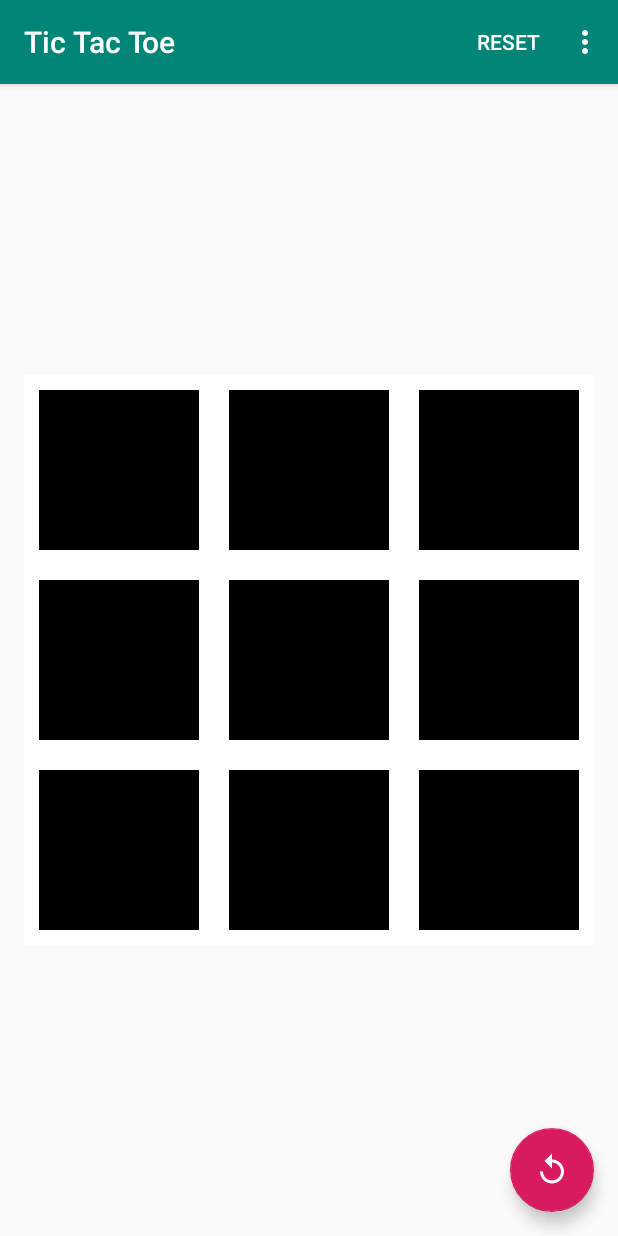
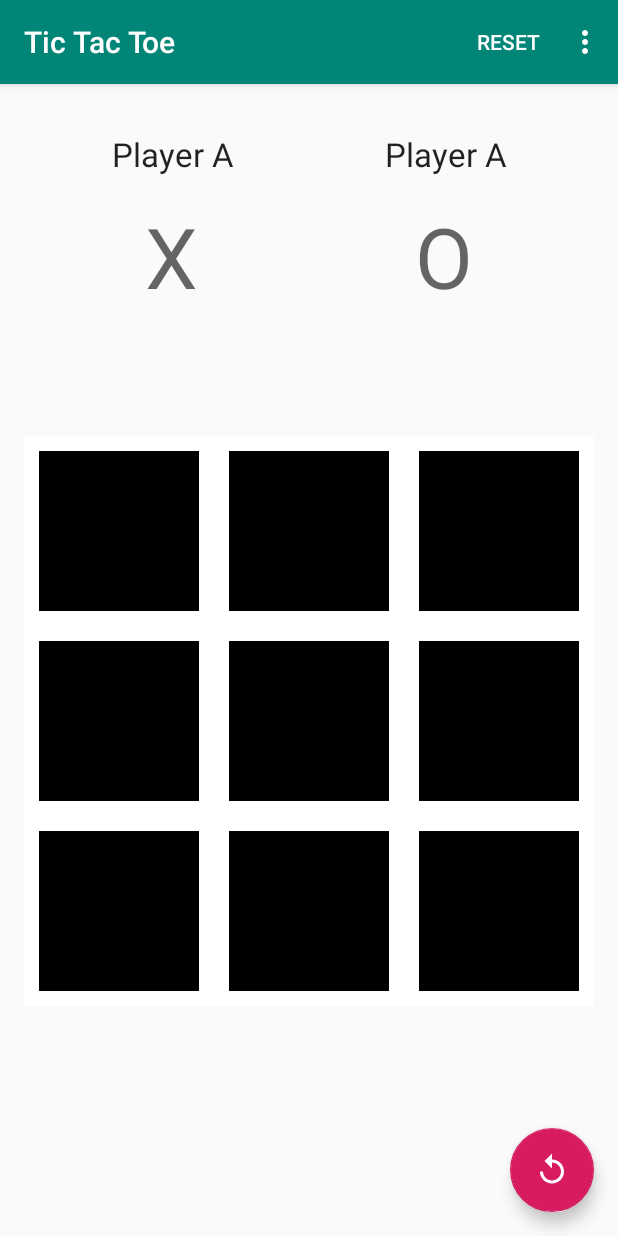
Before and after one commit to SalaiPraga/SOP-3-TTT, an Android app: the screen it shows after launch (MainActivity), on a phone screen of 412 x 824 dp. Run offline under Robolectric (Android 15) with nearby library versions, the phone set to English and light mode, and no system bars; our stand-ins replace Firebase (no records; nobody signed in at launch, a user with empty details on screens opened directly); libraries missing offline, so code that uses them is left out: com.firebase.ui; 1 statement that could not run was skipped.

Commit message:
added feature to include names of players

```diff
--- a/app/src/main/java/com/example/tictactoe/MainActivity.kt
+++ b/app/src/main/java/com/example/tictactoe/MainActivity.kt
@@ -9,15 +9,19 @@ import com.firebase.ui.auth.AuthUI
 import com.google.firebase.auth.FirebaseAuth
 
 import kotlinx.android.synthetic.main.activity_main.*
+import kotlinx.android.synthetic.main.content_main.*
 
 const val RC_SIGN_IN = 1
 const val ANONYMOUS = "anonymous"
 
-     class MainActivity : AppCompatActivity() {
+     class MainActivity : AppCompatActivity(), PlayerNameDialog.mDialogListener {
 
-    private lateinit var mFirebaseAuth : FirebaseAuth
-    private lateinit var mAuthStateListener : FirebaseAuth.AuthStateListener
-    lateinit var mUsername : String
+         private lateinit var mFirebaseAuth : FirebaseAuth
+         private lateinit var mAuthStateListener : FirebaseAuth.AuthStateListener
+         lateinit var mUsername : String
+
+
+
 
     override fun onCreate(savedInstanceState: Bundle?) {
         super.onCreate(savedInstanceState)
@@ -26,6 +30,8 @@ const val ANONYMOUS = "anonymous"
 
         mFirebaseAuth = FirebaseAuth.getInstance()
         mUsername = ANONYMOUS
+
+        openDialog()
 
         fab.setOnClickListener { view ->
             if(MyDrawView.boxElementsList.size!=0){
@@ -60,11 +66,34 @@ const val ANONYMOUS = "anonymous"
         }
     }
 
-    override fun onCreateOptionsMenu(menu: Menu): Boolean {
+
+
+
+
+         override fun applytexts(nameA: String?, nameB: String?) {
+             if(nameA!=null) {
+                 playerA.text = nameA
+             }
+             if(nameB!=null) {
+                 playerB.text = nameB
+             }
+         }
+
+
+         private fun openDialog() {
+
+             var playerNameDialog = PlayerNameDialog()
+             playerNameDialog.show(supportFragmentManager, "Player Names")
+
+         }
+
+
+         override fun onCreateOptionsMenu(menu: Menu): Boolean {
         // Inflate the menu; this adds items to the action bar if it is present.
         menuInflater.inflate(R.menu.menu_main, menu)
         return true
     }
+
 
     override fun onOptionsItemSelected(item: MenuItem): Boolean {
         // Handle action bar item clicks here. The action bar will
@@ -84,6 +113,7 @@ const val ANONYMOUS = "anonymous"
         }
     }
 
+
     private fun onSignedInInitialize(displayName: String?) {
         if (displayName != null) {
             mUsername = displayName
@@ -95,13 +125,16 @@ const val ANONYMOUS = "anonymous"
         mUsername = ANONYMOUS
     }
 
+
      override fun onResume() {
          super.onResume()
          mFirebaseAuth.addAuthStateListener(mAuthStateListener)
      }
 
+
      override fun onPause() {
          super.onPause()
          mFirebaseAuth.removeAuthStateListener(mAuthStateListener)
      }
+
 }
--- /dev/null
+++ b/app/src/main/java/com/example/tictactoe/PlayerNameDialog.java
@@ -0,0 +1,59 @@
+package com.example.tictactoe;
+
+import android.app.AlertDialog;
+import android.app.Dialog;
+import android.content.Context;
+import android.content.DialogInterface;
+import android.os.Bundle;
+import android.view.LayoutInflater;
+import android.view.View;
+import android.widget.EditText;
+
+import androidx.appcompat.app.AppCompatDialogFragment;
+
+public class PlayerNameDialog extends AppCompatDialogFragment {
+
+    String nameA , nameB;
+    private mDialogListener listener;
+    EditText playerA ;
+    EditText playerB ;
+
+    @Override
+    public Dialog onCreateDialog(Bundle savedInstanceState) {
+        AlertDialog.Builder builder = new AlertDialog.Builder(getActivity());
+
+        LayoutInflater inflater = getActivity().getLayoutInflater();
+        final View view = inflater.inflate(R.layout.player_names, null);
+
+        playerA = (EditText) view.findViewById(R.id.playerAName);
+        playerB = (EditText) view.findViewById(R.id.playerBName);
+
+        builder.setView(view)
+                .setTitle("Enter Names")
+                .setPositiveButton("Submit", new DialogInterface.OnClickListener() {
+                    @Override
+                    public void onClick(DialogInterface dialog, int which) {
+
+                        nameA = playerA.getText().toString();
+                        nameB = playerB.getText().toString();
+                        listener.applytexts(nameA, nameB);
+                    }
+                });
+        return builder.create();
+    }
+
+    @Override
+    public void onAttach(Context context) {
+        super.onAttach(context);
+
+        try {
+            listener = (mDialogListener) context;
+        } catch (ClassCastException e) {
+            throw new ClassCastException(context.toString()+" Must implement mDialogListener");
+        }
+    }
+
+    public interface mDialogListener{
+        void applytexts(String nameA, String nameB);
+    }
+}
--- a/app/src/main/res/layout/content_main.xml
+++ b/app/src/main/res/layout/content_main.xml
@@ -8,7 +8,70 @@
     tools:context=".MainActivity"
     tools:showIn="@layout/activity_main">
 
+    <LinearLayout
+        android:id="@+id/linearLayout"
+        android:layout_width="match_parent"
+        android:layout_height="wrap_content"
+        android:layout_marginStart="24dp"
+        android:layout_marginTop="32dp"
+        android:layout_marginEnd="24dp"
+        android:orientation="horizontal"
+        app:layout_constraintEnd_toEndOf="parent"
+        app:layout_constraintStart_toStartOf="parent"
+        app:layout_constraintTop_toTopOf="parent">
+
+        <TextView
+            android:id="@+id/playerA"
+            android:layout_width="wrap_content"
+            android:layout_height="wrap_content"
+            android:layout_weight="1"
+            android:gravity="center"
+            android:text="Player A"
+            android:textAppearance="@style/TextAppearance.AppCompat.Large" />
+
+        <TextView
+            android:id="@+id/playerB"
+            android:layout_width="wrap_content"
+            android:layout_height="wrap_content"
+            android:layout_weight="1"
+            android:gravity="center"
+            android:text="Player A"
+            android:textAppearance="@style/TextAppearance.AppCompat.Large" />
+
+    </LinearLayout>
+
+    <LinearLayout
+        android:id="@+id/linearLayout2"
+        android:layout_width="match_parent"
+        android:layout_height="wrap_content"
+        android:layout_marginStart="24dp"
+        android:layout_marginTop="16dp"
+        android:layout_marginEnd="24dp"
+        android:orientation="horizontal"
+        app:layout_constraintEnd_toEndOf="parent"
+        app:layout_constraintStart_toStartOf="parent"
+        app:layout_constraintTop_toBottomOf="@+id/linearLayout">
+
+        <TextView
+            android:layout_width="wrap_content"
+            android:layout_height="wrap_content"
+            android:layout_weight="1"
+            android:gravity="center"
+            android:text="X"
+            android:textAppearance="@style/TextAppearance.AppCompat.Display3" />
+
+        <TextView
+            android:layout_width="wrap_content"
+            android:layout_height="wrap_content"
+            android:layout_weight="1"
+            android:gravity="center"
+            android:text="O"
+            android:textAppearance="@style/TextAppearance.AppCompat.Display3" />
+
+    </LinearLayout>
+
     <com.example.tictactoe.MyDrawView
+        android:id="@+id/myDrawView"
         android:layout_width="match_parent"
         android:layout_height="0dp"
         android:layout_marginStart="16dp"
@@ -17,6 +80,7 @@
         app:layout_constraintDimensionRatio="1:1"
         app:layout_constraintEnd_toEndOf="parent"
         app:layout_constraintStart_toStartOf="parent"
-        app:layout_constraintTop_toTopOf="parent" />
+        app:layout_constraintTop_toBottomOf="@+id/linearLayout2"
+        app:layout_constraintVertical_bias="0.35000002" />
 
 </androidx.constraintlayout.widget.ConstraintLayout>
```
Also changed, not shown: app/src/main/java/com/example/tictactoe/MyDrawView.java (+42 -16 lines), app/src/main/res/layout/player_names.xml (added, +49 -0 lines).
